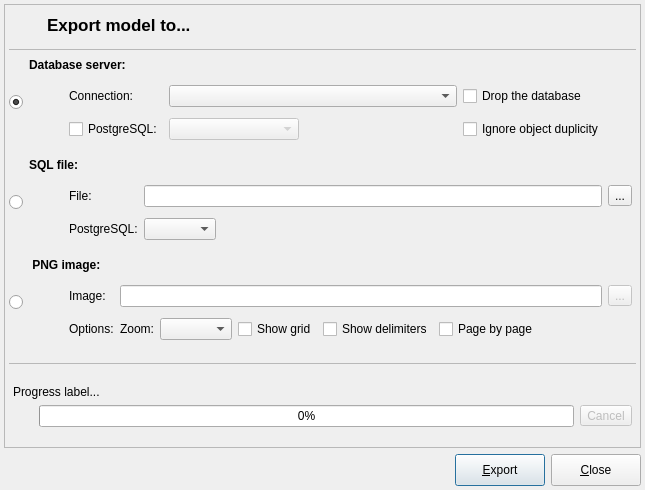
First picture: the form in libpgmodeler_ui/ui/modelexportform.ui, repository pgmodeler/pgmodeler, before the edit.
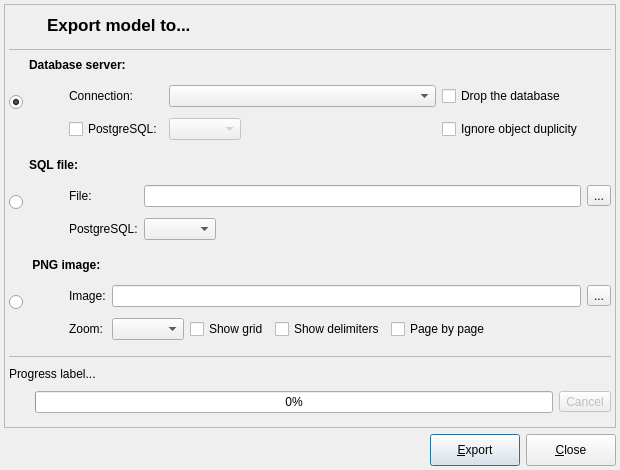
Second picture: the form after the edit. Icons and pictures are not drawn.

Commit message: Finished the hint text changes on ModelExportForm

```diff
--- a/libpgmodeler_ui/ui/modelexportform.ui
+++ b/libpgmodeler_ui/ui/modelexportform.ui
@@ -9,8 +9,8 @@
    <rect>
     <x>0</x>
     <y>0</y>
-    <width>645</width>
-    <height>490</height>
+    <width>620</width>
+    <height>470</height>
    </rect>
   </property>
   <property name="sizePolicy">
@@ -21,14 +21,14 @@
   </property>
   <property name="minimumSize">
    <size>
-    <width>645</width>
+    <width>620</width>
     <height>420</height>
    </size>
   </property>
   <property name="maximumSize">
    <size>
-    <width>645</width>
-    <height>490</height>
+    <width>620</width>
+    <height>470</height>
    </size>
   </property>
   <property name="windowTitle">
@@ -309,7 +309,7 @@
             <number>4</number>
            </property>
            <property name="rightMargin">
-            <number>4</number>
+            <number>0</number>
            </property>
            <property name="bottomMargin">
             <number>4</number>
@@ -402,13 +402,16 @@
                  <verstretch>0</verstretch>
                 </sizepolicy>
                </property>
+               <property name="statusTip">
+                <string>pgModeler will destroy the database if already exists on the server. Make sure to have a backup before use this option since all data will be lost.</string>
+               </property>
                <property name="text">
                 <string>Drop the database</string>
                </property>
               </widget>
              </item>
              <item>
-              <widget class="QWidget" name="debug_mode_hint_3" native="true">
+              <widget class="QWidget" name="drop_db_hint" native="true">
                <property name="sizePolicy">
                 <sizepolicy hsizetype="Fixed" vsizetype="Fixed">
                  <horstretch>0</horstretch>
@@ -445,6 +448,9 @@
                <verstretch>0</verstretch>
               </sizepolicy>
              </property>
+             <property name="statusTip">
+              <string>PostgreSQL version in which the SQL code should be generated. It is recommended to select this option only when the version of the DBMS, somehow, is not identifiable or if you need to generate a specific version of SQL code for test purposes.</string>
+             </property>
              <property name="text">
               <string>PostgreSQL:</string>
              </property>
@@ -459,7 +465,7 @@
            <item row="1" column="2">
             <layout class="QGridLayout" name="gridLayout">
              <item row="0" column="1">
-              <widget class="QWidget" name="debug_mode_hint" native="true">
+              <widget class="QWidget" name="pgsqlvers_hint" native="true">
                <property name="sizePolicy">
                 <sizepolicy hsizetype="Fixed" vsizetype="Fixed">
                  <horstretch>0</horstretch>
@@ -479,7 +485,7 @@
                 </size>
                </property>
                <property name="statusTip">
-                <string>It is recommended to select this option only when the version of the DBMS, somehow, is not identifiable or if you need to generate a specific version of SQL code for testing.</string>
+                <string/>
                </property>
               </widget>
              </item>
@@ -489,7 +495,7 @@
                 <bool>false</bool>
                </property>
                <property name="sizePolicy">
-                <sizepolicy hsizetype="Expanding" vsizetype="Fixed">
+                <sizepolicy hsizetype="Preferred" vsizetype="Fixed">
                  <horstretch>0</horstretch>
                  <verstretch>0</verstretch>
                 </sizepolicy>
@@ -507,7 +513,7 @@
                 </size>
                </property>
                <property name="toolTip">
-                <string>PostgreSQL version in which the SQL code should be generated</string>
+                <string/>
                </property>
                <property name="insertPolicy">
                 <enum>QComboBox::InsertAtBottom</enum>
@@ -543,7 +549,7 @@
                 </sizepolicy>
                </property>
                <property name="statusTip">
-                <string>pgModeler ignores errors generated by duplicate objects and creates only model objects that do not exist in the database. This option may be used when an object was created after a later model export.</string>
+                <string>pgModeler ignores errors generated by duplicated objects and creates only that ones which does not exists in the database. This option may be used when an object was created after a previous model export.</string>
                </property>
                <property name="text">
                 <string>Ignore object duplicity</string>
@@ -551,7 +557,7 @@
               </widget>
              </item>
              <item>
-              <widget class="QWidget" name="debug_mode_hint_2" native="true">
+              <widget class="QWidget" name="ignore_dup_hint" native="true">
                <property name="sizePolicy">
                 <sizepolicy hsizetype="Fixed" vsizetype="Fixed">
                  <horstretch>0</horstretch>
@@ -638,7 +644,7 @@
             <number>4</number>
            </property>
            <property name="rightMargin">
-            <number>4</number>
+            <number>0</number>
            </property>
            <property name="bottomMargin">
             <number>4</number>
@@ -878,7 +884,7 @@
             <number>4</number>
            </property>
            <property name="rightMargin">
-            <number>4</number>
+            <number>0</number>
            </property>
            <property name="bottomMargin">
             <number>4</number>
@@ -918,52 +924,34 @@
             </widget>
            </item>
            <item row="1" column="1" colspan="2">
-            <widget class="QLabel" name="options_lbl">
-             <property name="enabled">
-              <bool>true</bool>
-             </property>
-             <property name="sizePolicy">
-              <sizepolicy hsizetype="Fixed" vsizetype="Fixed">
-               <horstretch>0</horstretch>
-               <verstretch>0</verstretch>
-              </sizepolicy>
-             </property>
-             <property name="minimumSize">
-              <size>
-               <width>0</width>
-               <height>0</height>
-              </size>
-             </property>
-             <property name="font">
-              <font>
-               <italic>false</italic>
-              </font>
-             </property>
-             <property name="text">
-              <string>Options:</string>
-             </property>
-            </widget>
-           </item>
-           <item row="1" column="3">
-            <layout class="QHBoxLayout" name="horizontalLayout_8">
-             <item>
-              <layout class="QHBoxLayout" name="horizontalLayout_11">
-               <item>
                 <widget class="QLabel" name="zoom_lbl">
                  <property name="enabled">
                   <bool>true</bool>
                  </property>
                  <property name="sizePolicy">
-                  <sizepolicy hsizetype="Fixed" vsizetype="Preferred">
+              <sizepolicy hsizetype="Fixed" vsizetype="Fixed">
                    <horstretch>0</horstretch>
                    <verstretch>0</verstretch>
                   </sizepolicy>
                  </property>
+             <property name="minimumSize">
+              <size>
+               <width>0</width>
+               <height>0</height>
+              </size>
+             </property>
+             <property name="font">
+              <font>
+               <italic>false</italic>
+              </font>
+             </property>
                  <property name="text">
                   <string>Zoom:</string>
                  </property>
                 </widget>
                </item>
+           <item row="1" column="3">
+            <layout class="QHBoxLayout" name="horizontalLayout_8">
                <item>
                 <widget class="QComboBox" name="zoom_cmb">
                  <property name="enabled">
@@ -977,8 +965,6 @@
                  </property>
                 </widget>
                </item>
-              </layout>
-             </item>
              <item>
               <widget class="QCheckBox" name="show_grid_chk">
                <property name="enabled">
@@ -1023,7 +1009,7 @@
                 </sizepolicy>
                </property>
                <property name="statusTip">
-                <string>Exporting the model page by page will generate files with a &quot;_p[n]&quot; suffix where n is the page id. Check if the current user has write permission on output folder.</string>
+                <string>Exporting the model page by page will generate files with a &lt;strong&gt;_p[n]&lt;/strong&gt; suffix where &lt;strong&gt;n&lt;/strong&gt; is the page id. Check if the current user has write permission on output folder.</string>
                </property>
                <property name="text">
                 <string>Page by page</string>
@@ -1031,7 +1017,7 @@
               </widget>
              </item>
              <item>
-              <widget class="QWidget" name="debug_mode_hint_4" native="true">
+              <widget class="QWidget" name="page_by_page_hint" native="true">
                <property name="sizePolicy">
                 <sizepolicy hsizetype="Fixed" vsizetype="Fixed">
                  <horstretch>0</horstretch>
@@ -1052,6 +1038,19 @@
                </property>
               </widget>
              </item>
+             <item>
+              <spacer name="horizontalSpacer_3">
+               <property name="orientation">
+                <enum>Qt::Horizontal</enum>
+               </property>
+               <property name="sizeHint" stdset="0">
+                <size>
+                 <width>40</width>
+                 <height>20</height>
+                </size>
+               </property>
+              </spacer>
+             </item>
             </layout>
            </item>
            <item row="0" column="3">
@@ -1072,7 +1071,7 @@
              <item>
               <widget class="QToolButton" name="select_img_tb">
                <property name="enabled">
-                <bool>false</bool>
+                <bool>true</bool>
                </property>
                <property name="minimumSize">
                 <size>
@@ -1129,63 +1128,70 @@
       </item>
       <item>
        <widget class="QWidget" name="progress_wgt" native="true">
-        <layout class="QVBoxLayout" name="verticalLayout">
-         <property name="leftMargin">
-          <number>0</number>
-         </property>
-         <property name="topMargin">
-          <number>0</number>
-         </property>
-         <property name="rightMargin">
-          <number>0</number>
-         </property>
-         <property name="bottomMargin">
-          <number>0</number>
-         </property>
-         <item>
-          <widget class="QFrame" name="div_ln1">
-           <property name="minimumSize">
-            <size>
-             <width>0</width>
-             <height>1</height>
-            </size>
+        <property name="sizePolicy">
+         <sizepolicy hsizetype="Preferred" vsizetype="Preferred">
+          <horstretch>0</horstretch>
+          <verstretch>0</verstretch>
+         </sizepolicy>
            </property>
            <property name="maximumSize">
             <size>
              <width>16777215</width>
-             <height>1</height>
-            </size>
-           </property>
-           <property name="frameShape">
-            <enum>QFrame::StyledPanel</enum>
-           </property>
-           <property name="frameShadow">
-            <enum>QFrame::Sunken</enum>
-           </property>
-          </widget>
-         </item>
-         <item>
+          <height>65</height>
+         </size>
+        </property>
           <layout class="QGridLayout" name="gridLayout_4">
            <property name="leftMargin">
-            <number>4</number>
+          <number>0</number>
            </property>
            <property name="topMargin">
-            <number>4</number>
+          <number>0</number>
            </property>
            <property name="rightMargin">
-            <number>4</number>
+          <number>0</number>
            </property>
            <property name="bottomMargin">
-            <number>4</number>
-           </property>
-           <item row="1" column="1">
+          <number>0</number>
+         </property>
+         <property name="verticalSpacing">
+          <number>6</number>
+         </property>
+         <item row="2" column="0">
+          <widget class="QLabel" name="ico_lbl">
+           <property name="sizePolicy">
+            <sizepolicy hsizetype="Fixed" vsizetype="Fixed">
+             <horstretch>0</horstretch>
+             <verstretch>0</verstretch>
+            </sizepolicy>
+           </property>
+           <property name="minimumSize">
+            <size>
+             <width>20</width>
+             <height>20</height>
+            </size>
+           </property>
+           <property name="maximumSize">
+            <size>
+             <width>20</width>
+             <height>20</height>
+            </size>
+           </property>
+           <property name="text">
+            <string/>
+           </property>
+           <property name="scaledContents">
+            <bool>true</bool>
+           </property>
+          </widget>
+         </item>
+         <item row="2" column="1">
             <widget class="QProgressBar" name="progress_pb">
              <property name="value">
               <number>0</number>
              </property>
             </widget>
            </item>
-           <item row="1" column="2">
+         <item row="2" column="2">
             <widget class="QToolButton" name="cancel_btn">
              <property name="enabled">
               <bool>false</bool>
@@ -1208,7 +1214,7 @@
              </property>
             </widget>
            </item>
-           <item row="0" column="0" colspan="3">
+         <item row="1" column="0" colspan="3">
             <widget class="QLabel" name="progress_lbl">
              <property name="sizePolicy">
               <sizepolicy hsizetype="Preferred" vsizetype="Fixed">
@@ -1221,63 +1227,32 @@
              </property>
             </widget>
            </item>
-           <item row="1" column="0">
-            <widget class="QLabel" name="ico_lbl">
-             <property name="sizePolicy">
-              <sizepolicy hsizetype="Fixed" vsizetype="Fixed">
-               <horstretch>0</horstretch>
-               <verstretch>0</verstretch>
-              </sizepolicy>
-             </property>
+         <item row="0" column="0" colspan="3">
+          <widget class="QFrame" name="div_ln1">
              <property name="minimumSize">
               <size>
-               <width>20</width>
-               <height>20</height>
+             <width>0</width>
+             <height>1</height>
               </size>
              </property>
              <property name="maximumSize">
               <size>
-               <width>20</width>
-               <height>20</height>
-              </size>
-             </property>
-             <property name="text">
-              <string/>
-             </property>
-             <property name="scaledContents">
-              <bool>true</bool>
+             <width>16777215</width>
+             <height>1</height>
+            </size>
+           </property>
+           <property name="frameShape">
+            <enum>QFrame::StyledPanel</enum>
+           </property>
+           <property name="frameShadow">
+            <enum>QFrame::Sunken</enum>
              </property>
             </widget>
            </item>
           </layout>
-         </item>
-        </layout>
        </widget>
       </item>
      </layout>
-     <zorder>title_lbl</zorder>
-     <zorder>label_2</zorder>
-     <zorder>export_to_dbms_rb</zorder>
-     <zorder>export_dbms_lbl</zorder>
-     <zorder>export_to_file_rb</zorder>
-     <zorder>export_to_file_lbl</zorder>
-     <zorder>export_to_img_rb</zorder>
-     <zorder>export_to_img_lbl</zorder>
-     <zorder>export_to_img_wgt</zorder>
-     <zorder>export_to_file_wgt</zorder>
-     <zorder>export_to_dbms_wgt</zorder>
-     <zorder>layoutWidget</zorder>
-     <zorder>export_to_img_rb</zorder>
-     <zorder>export_to_img_lbl</zorder>
-     <zorder>export_to_img_wgt</zorder>
-     <zorder>export_to_file_rb</zorder>
-     <zorder>export_to_file_lbl</zorder>
-     <zorder>export_to_file_wgt</zorder>
-     <zorder>export_to_dbms_rb</zorder>
-     <zorder>export_dbms_lbl</zorder>
-     <zorder>export_to_dbms_wgt</zorder>
-     <zorder>div_ln</zorder>
-     <zorder>progress_wgt</zorder>
     </widget>
    </item>
   </layout>
```
Left out of the diff: 1 changed line with no effect on the pictures. Lines whose indentation alone changed are shown as unchanged. The commit also changes 2 other files.
